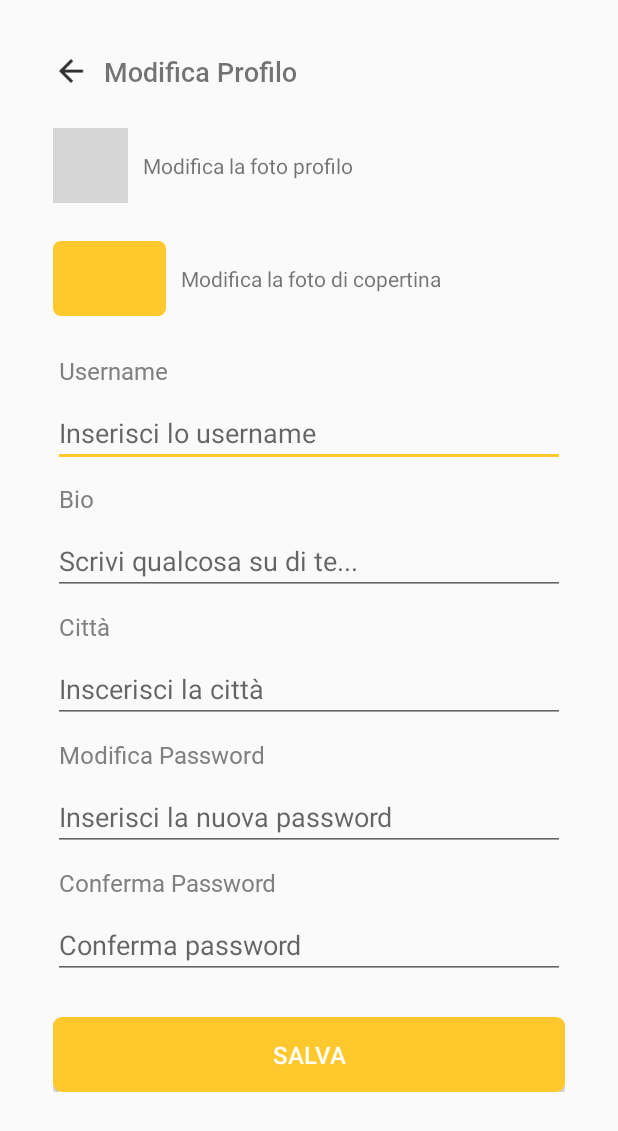
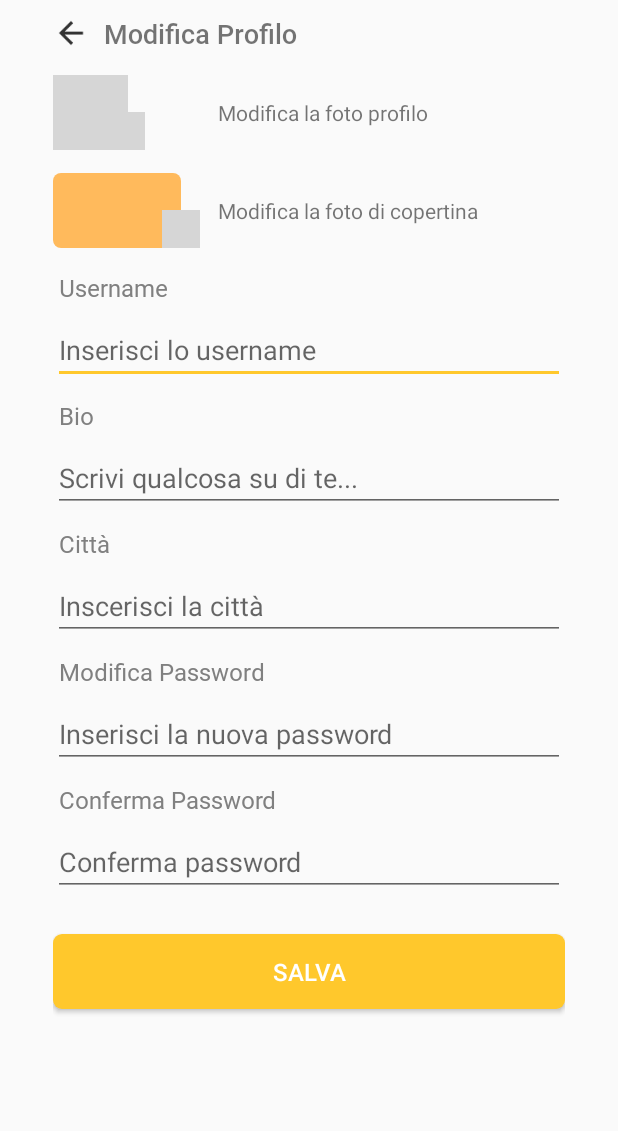
Before and after one commit to elepuggioni/ProgettoIUM, an Android app: the EditProfile screen opened directly, with no data from a screen before it, on a phone screen of 412 x 824 dp. Shown: the top 1131 px of the screen. Run offline under Robolectric (Android 15) with nearby library versions, the phone set to English and light mode, and no system bars; Roboto replaces fonts that are not available here; grey boxes are pictures that could not be loaded.

Commit message:
xml modifica profilo, link di debug nel main

```diff
--- a/app/src/main/java/com/example/progettoium/MainActivity.java
+++ b/app/src/main/java/com/example/progettoium/MainActivity.java
@@ -14,10 +14,12 @@ public class MainActivity extends AppCompatActivity {
     Person person;
     Button provamaps;
     TextView username, password, register;
+
+    //variabili di debug
     static final String username_debug = "debug";
     static final String password_debug = "debug";
     static final boolean DEBUG = true;
-
+    TextView debug_profile;
 
     @Override
     protected void onCreate(Bundle savedInstanceState) {
@@ -57,6 +59,21 @@ public class MainActivity extends AppCompatActivity {
                 startActivity(showRegister);
             }
         });
+
+        //shortcut al profilo
+        if(DEBUG) {
+            debug_profile = findViewById(R.id.debug_profile);
+            debug_profile.setText(new String("Profile"));
+            debug_profile.setOnClickListener(new View.OnClickListener() {
+                @Override
+                public void onClick(View v) {
+                    Intent showProfile = new Intent(MainActivity.this, Profile.class);
+                    showProfile.putExtra(Register.PERSONA, person);
+                    startActivity(showProfile);
+                }
+            });
+        }
+
     }
 
     private boolean CheckInput() {
--- a/app/src/main/java/com/example/progettoium/Profile.java
+++ b/app/src/main/java/com/example/progettoium/Profile.java
@@ -64,7 +64,6 @@ public class Profile extends AppCompatActivity {
         editProfile.setOnClickListener(new View.OnClickListener() {
             @Override
             public void onClick(View v) {
-
                 Intent showEditProfile = new Intent(Profile.this, EditProfile.class);
                 showEditProfile.putExtra(Register.PERSONA,person);
                 startActivity(showEditProfile);
--- a/app/src/main/res/drawable/copertina_icona.xml
+++ b/app/src/main/res/drawable/copertina_icona.xml
@@ -1,6 +1,6 @@
 <?xml version="1.0" encoding="utf-8"?>
 <shape android:shape="rectangle" xmlns:android="http://schemas.android.com/apk/res/android">
-    <solid android:color="@color/yellow"/>
-    <size android:height="50dp" android:width="75dp"/>
+    <solid android:color="@color/orange"/>
+    <size android:height="50dp" android:width="85dp"/>
     <corners android:radius="5dp"/>
 </shape>
--- a/app/src/main/res/layout/activity_edit_profile.xml
+++ b/app/src/main/res/layout/activity_edit_profile.xml
@@ -18,7 +18,10 @@
             android:id="@+id/linear_main"
             android:layout_width="match_parent"
             android:layout_height="wrap_content"
-            android:layout_margin="35dp"
+            android:layout_marginLeft="35dp"
+            android:layout_marginTop="10dp"
+            android:layout_marginRight="35dp"
+            android:layout_marginBottom="35dp"
             android:orientation="vertical"
             tools:layout_editor_absoluteX="35dp"
             tools:layout_editor_absoluteY="35dp">
@@ -48,7 +51,7 @@
 
             <Space
                 android:layout_width="match_parent"
-                android:layout_height="25dp" />
+                android:layout_height="15dp" />
 
             <LinearLayout
                 android:id="@+id/linear_foto"
@@ -58,11 +61,33 @@
                 android:orientation="horizontal"
                 app:layout_constraintTop_toBottomOf="@+id/linear_title">
 
+                <androidx.constraintlayout.widget.ConstraintLayout
+                    android:id="@+id/linear_foto_contenitore"
+                    android:layout_width="100dp"
+                    android:layout_height="wrap_content"
+                    android:layout_marginTop="0dp"
+                    android:orientation="horizontal">
+
                     <ImageView
                         android:id="@+id/foto_profilo"
                         android:layout_width="50dp"
                         android:layout_height="50dp"
-                    android:src="@drawable/defaultprofilepic" />
+                        android:clickable="false"
+                        android:src="@drawable/defaultprofilepic"
+                        app:layout_constraintStart_toStartOf="parent"
+                        app:layout_constraintTop_toTopOf="parent" />
+
+                    <ImageView
+                        android:id="@+id/foto_icona"
+                        android:layout_width="25dp"
+                        android:layout_height="25dp"
+                        android:layout_marginStart="36dp"
+                        android:layout_marginLeft="36dp"
+                        android:clickable="true"
+                        app:layout_constraintBottom_toBottomOf="@id/linear_foto_contenitore"
+                        app:layout_constraintStart_toStartOf="@+id/linear_foto_contenitore"
+                        app:srcCompat="@drawable/photo_camera" />
+                </androidx.constraintlayout.widget.ConstraintLayout>
 
                 <TextView
                     android:id="@+id/foto_descrizione"
@@ -76,7 +101,7 @@
 
             <Space
                 android:layout_width="match_parent"
-                android:layout_height="25dp" />
+                android:layout_height="15dp" />
 
             <LinearLayout
                 android:id="@+id/linear_copertina"
@@ -85,11 +110,29 @@
                 android:layout_marginTop="0dp"
                 android:orientation="horizontal">
 
+                <androidx.constraintlayout.widget.ConstraintLayout
+                    android:id="@+id/linear_copertina_contenitore"
+                    android:layout_width="100dp"
+                    android:layout_height="wrap_content"
+                    android:layout_marginTop="0dp">
+
                     <ImageView
-                    android:id="@+id/imageView3"
+                        android:id="@+id/copertina"
                         android:layout_width="wrap_content"
                         android:layout_height="wrap_content"
-                    android:src="@drawable/copertina_icona" />
+                        android:src="@drawable/copertina_icona"
+                        app:layout_constraintStart_toStartOf="parent"
+                        app:layout_constraintTop_toTopOf="parent" />
+
+                    <ImageView
+                        android:id="@+id/foto_icona_copertina"
+                        android:layout_width="25dp"
+                        android:layout_height="25dp"
+                        android:layout_marginRight="2dp"
+                        app:layout_constraintBottom_toBottomOf="@id/linear_copertina_contenitore"
+                        app:layout_constraintRight_toRightOf="@id/linear_copertina_contenitore"
+                        app:srcCompat="@drawable/photo_camera" />
+                </androidx.constraintlayout.widget.ConstraintLayout>
 
                 <TextView
                     android:id="@+id/copertina_descrizione"
@@ -102,7 +145,7 @@
 
             <Space
                 android:layout_width="match_parent"
-                android:layout_height="25dp" />
+                android:layout_height="15dp" />
 
             <LinearLayout
                 android:id="@+id/linear_nome"
@@ -241,6 +284,10 @@
                 android:layout_height="wrap_content"
                 android:text="Salva" />
 
+            <Space
+                android:layout_width="match_parent"
+                android:layout_height="35dp" />
+
         </LinearLayout>
     </ScrollView>
 
--- a/app/src/main/res/layout/activity_main.xml
+++ b/app/src/main/res/layout/activity_main.xml
@@ -162,4 +162,12 @@
         app:layout_constraintHorizontal_bias="0.493"
         app:layout_constraintStart_toStartOf="@id/provamaps"
         app:layout_constraintTop_toBottomOf="@id/provamaps"/>
+
+    <TextView
+        android:id="@+id/debug_profile"
+        android:layout_width="wrap_content"
+        android:layout_height="0dp"
+        android:clickable="true"
+        app:layout_constraintStart_toStartOf="parent"
+        app:layout_constraintTop_toBottomOf="@+id/register" />
 </androidx.constraintlayout.widget.ConstraintLayout>
--- a/app/src/main/res/values/colors.xml
+++ b/app/src/main/res/values/colors.xml
@@ -5,6 +5,7 @@
     <color name="colorAccent">#FFC82C</color>
     <color name="transparent">#000000FF</color>
     <color name="yellow">#FFC82C</color>
+    <color name="orange">#FFBA5C</color>
     <color name="light_grey">#808080</color>
     <color name="grigino">#EFF2F7</color>
     <color name="grigio">#808080</color>
```
Lines whose indentation alone changed are shown as unchanged.
